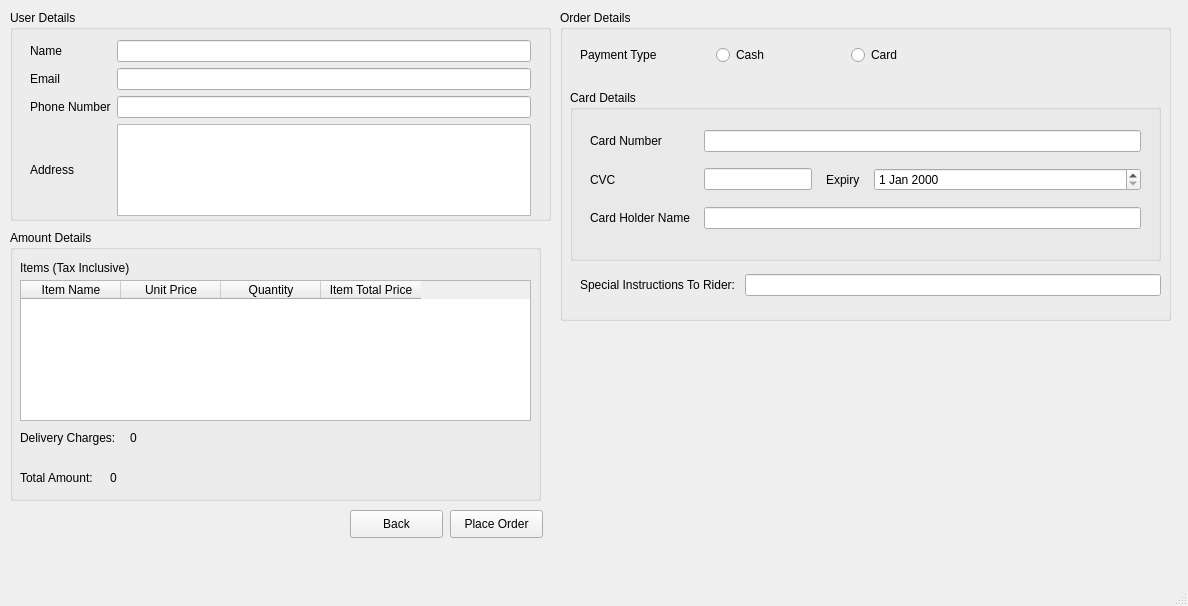
Before: the Qt Designer form ui_files/OnlineOrderCheckout.ui in TahaZahid05/Restaurant-Managment-System, drawn with Qt 5.
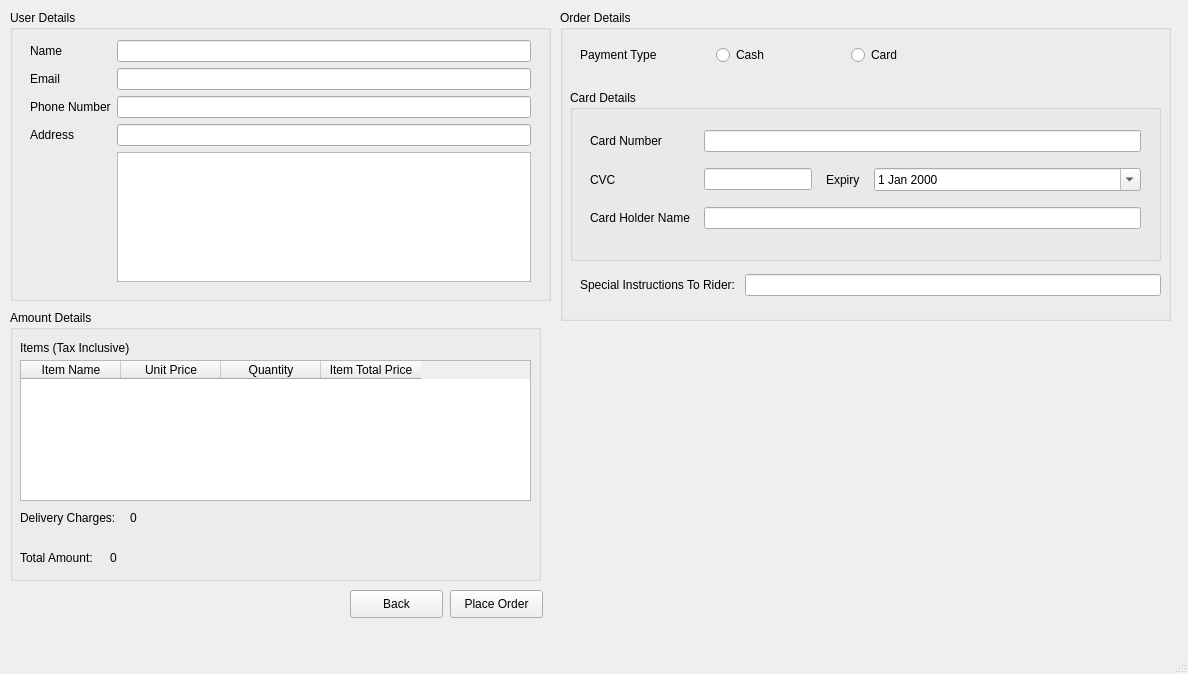
After: the same form once the commit is applied.

Patch:
```diff
--- a/ui_files/OnlineOrderCheckout.ui
+++ b/ui_files/OnlineOrderCheckout.ui
@@ -7,7 +7,7 @@
     <x>0</x>
     <y>0</y>
     <width>1188</width>
-    <height>606</height>
+    <height>674</height>
    </rect>
   </property>
   <property name="windowTitle">
@@ -20,7 +20,7 @@
       <x>10</x>
       <y>10</y>
       <width>541</width>
-      <height>211</height>
+      <height>291</height>
      </rect>
     </property>
     <property name="title">
@@ -32,10 +32,17 @@
        <x>20</x>
        <y>30</y>
        <width>501</width>
-       <height>176</height>
+       <height>242</height>
       </rect>
      </property>
-     <layout class="QGridLayout" name="gridLayout" rowstretch="0,0,0,0" columnstretch="0,0">
+     <layout class="QGridLayout" name="gridLayout" rowstretch="0,0,0,0,0" columnstretch="0,0">
+      <item row="3" column="0">
+       <widget class="QLabel" name="label_8">
+        <property name="text">
+         <string>Address</string>
+        </property>
+       </widget>
+      </item>
       <item row="0" column="0">
        <widget class="QLabel" name="label_4">
         <property name="text">
@@ -43,6 +50,15 @@
         </property>
        </widget>
       </item>
+      <item row="2" column="1">
+       <widget class="QLineEdit" name="phoneNum"/>
+      </item>
+      <item row="3" column="1">
+       <widget class="QLineEdit" name="addressEdit"/>
+      </item>
+      <item row="0" column="1">
+       <widget class="QLineEdit" name="customerName"/>
+      </item>
       <item row="2" column="0">
        <widget class="QLabel" name="label_9">
         <property name="text">
@@ -60,22 +76,19 @@
       <item row="1" column="1">
        <widget class="QLineEdit" name="emailAddress"/>
       </item>
-      <item row="2" column="1">
-       <widget class="QLineEdit" name="phoneNum"/>
-      </item>
-      <item row="0" column="1">
-       <widget class="QLineEdit" name="userName"/>
-      </item>
-      <item row="3" column="0">
-       <widget class="QLabel" name="label_8">
-        <property name="text">
-         <string>Address</string>
+      <item row="4" column="1">
+       <widget class="QListWidget" name="addressList">
+        <property name="editTriggers">
+         <set>QAbstractItemView::NoEditTriggers</set>
+        </property>
+        <property name="selectionBehavior">
+         <enum>QAbstractItemView::SelectItems</enum>
+        </property>
+        <property name="currentRow">
+         <number>-1</number>
         </property>
        </widget>
       </item>
-      <item row="3" column="1">
-       <widget class="QTextEdit" name="addressBox"/>
-      </item>
      </layout>
     </widget>
    </widget>
@@ -179,7 +192,11 @@
         <widget class="QLineEdit" name="lineEdit_3"/>
        </item>
        <item row="1" column="3">
-        <widget class="QDateEdit" name="dateEdit"/>
+        <widget class="QDateEdit" name="expiryDate">
+         <property name="calendarPopup">
+          <bool>true</bool>
+         </property>
+        </widget>
        </item>
        <item row="1" column="2">
         <widget class="QLabel" name="label_6">
@@ -231,7 +248,7 @@
     <property name="geometry">
      <rect>
       <x>10</x>
-      <y>230</y>
+      <y>310</y>
       <width>531</width>
       <height>271</height>
      </rect>
@@ -339,7 +356,7 @@
     <property name="geometry">
      <rect>
       <x>450</x>
-      <y>510</y>
+      <y>590</y>
       <width>93</width>
       <height>28</height>
      </rect>
@@ -352,7 +369,7 @@
     <property name="geometry">
      <rect>
       <x>350</x>
-      <y>510</y>
+      <y>590</y>
       <width>93</width>
       <height>28</height>
      </rect>
```
Left out of the diff: 12 changed lines with no effect on the pictures.
